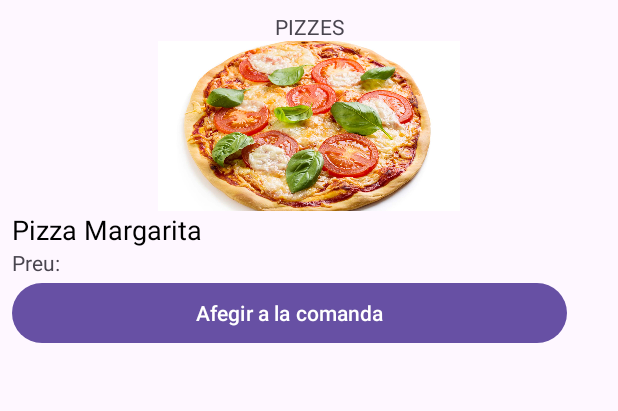
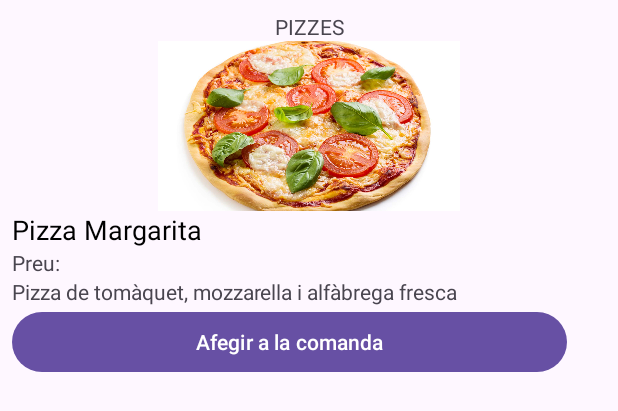
Before and after one commit to inspedralbes/transversal-tr1-2023-2024-app-android-proyecto1gr5, an Android app: the layout item_layout_productes.xml on its own in the app's theme, with its tools: preview values and no code run, on a phone screen of 412 x 824 dp. Shown: the top 411 px of the screen. Run offline under Robolectric (Android 15) with nearby library versions, the phone set to English and light mode, and no system bars.

Commit message:
PROJECTE ACABAT

```diff
--- a/app/src/main/java/com/example/proj1/FirstFragment.java
+++ b/app/src/main/java/com/example/proj1/FirstFragment.java
@@ -219,6 +219,7 @@ public class FirstFragment extends Fragment {
                 //holder.img_producte.setImageResource(img_producte);
                 holder.nom_producte.setText(item.getNom());
                 holder.preu_producte.setText("Preu: "+item.getPreu()+" €");
+                holder.descripcio.setText(item.getDescripcio());
                 holder.boto_afegir_comanda.setOnClickListener(new View.OnClickListener() {
                     @Override
                     public void onClick(View view) {
@@ -247,6 +248,7 @@ public class FirstFragment extends Fragment {
             ImageView img_producte;
             TextView nom_producte;
             TextView preu_producte;
+            TextView descripcio;
             Button boto_afegir_comanda;
 
             public ViewHolder(View itemView) {
@@ -256,6 +258,7 @@ public class FirstFragment extends Fragment {
                 img_producte = itemView.findViewById(R.id.img_producte);
                 nom_producte = itemView.findViewById(R.id.nom_comanda);
                 preu_producte = itemView.findViewById(R.id.preu_producte);
+                descripcio = itemView.findViewById(R.id.desc_producte);
                 boto_afegir_comanda = itemView.findViewById(R.id.boto_modificar_quantitat);
             }
         }
--- a/app/src/main/res/layout/item_layout_productes.xml
+++ b/app/src/main/res/layout/item_layout_productes.xml
@@ -35,6 +35,12 @@
         android:layout_height="wrap_content"
         android:text="Preu: " />
 
+    <TextView
+        android:id="@+id/desc_producte"
+        android:layout_width="match_parent"
+        android:layout_height="wrap_content"
+        android:text="Pizza de tomàquet, mozzarella i alfàbrega fresca" />
+
     <Button
         android:id="@+id/boto_modificar_quantitat"
         android:layout_width="370dp"
```
